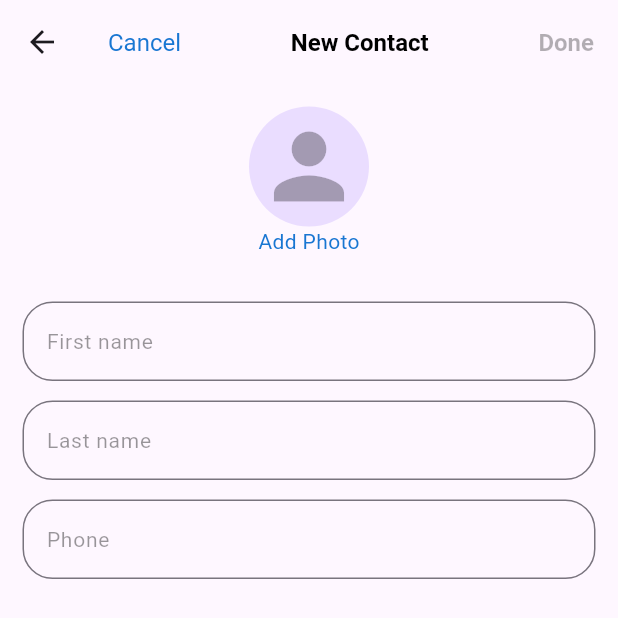
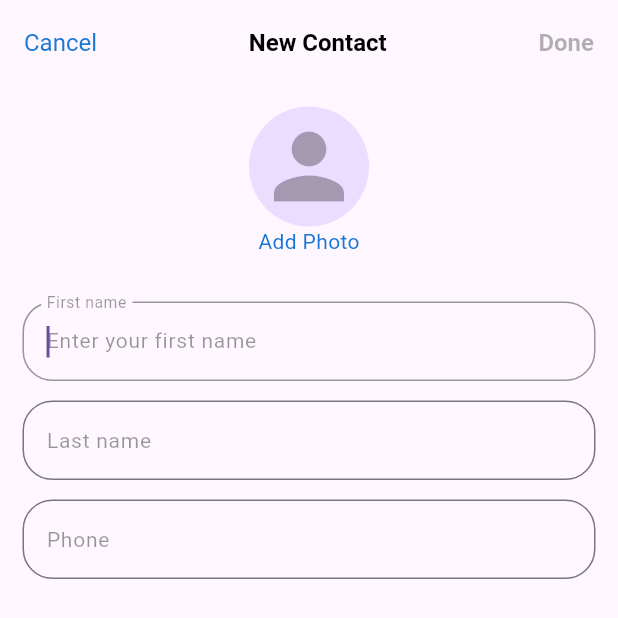
Before and after one commit to Manasvi-Munjani/Contact_App, a Flutter app: the AddContact screen opened directly, on a phone screen of 412 x 824 dp. Shown: the top 618 px of the screen. Run offline on Flutter 3.47's test engine with Material 3 defaults, Android fonts, the phone set to English and light mode, and no system bars; our stand-ins replace get, image_picker.

```diff
--- a/lib/main.dart
+++ b/lib/main.dart
@@ -15,7 +15,7 @@ class MyApp extends StatelessWidget {
     return const GetMaterialApp(
       debugShowCheckedModeBanner: false,
       title: 'Contacts App',
-      home: AddContact(),
+      home: ContactsScreen(),
     );
   }
 }
--- a/lib/screens/add_contact.dart
+++ b/lib/screens/add_contact.dart
@@ -11,18 +11,26 @@ class AddContact extends StatelessWidget {
   @override
   Widget build(BuildContext context) {
     final ContactController contactController = Get.put(ContactController());
+    WidgetsBinding.instance.addPostFrameCallback((_) {
+      contactController.firstNameFocusNode.requestFocus();
+    });
 
     return Scaffold(
       appBar: AppBar(
+        backgroundColor: Colors.transparent,
+        automaticallyImplyLeading: false,
         title: Row(
           mainAxisAlignment: MainAxisAlignment.spaceBetween,
           children: [
-            const Text(
+            GestureDetector(
+              onTap: () => Get.back(),
+              child: const Text(
                 'Cancel',
                 style: TextStyle(
                   color: AppColorConst.appBlue,
                   fontWeight: FontWeight.w400,
                   fontSize: 16,
+                ),
               ),
             ),
             const Text(
@@ -51,32 +59,59 @@ class AddContact extends StatelessWidget {
           ],
         ),
       ),
-      body: SingleChildScrollView(
+      body: LayoutBuilder(
+        builder: (context, constraints) {
+          return ConstrainedBox(
+            constraints: BoxConstraints(minHeight: constraints.maxHeight),
+            child: IntrinsicHeight(
+              child: Form(
+                key: contactController.formkey,
                 child: Padding(
                   padding: const EdgeInsets.all(15),
                   child: Column(
                     mainAxisAlignment: MainAxisAlignment.center,
                     children: [
-              Obx(
+                      GestureDetector(
+                        onTap: () => contactController.pickImage(),
+                        child: Obx(
                           () => CircleAvatar(
                             radius: 40,
-                  child: contactController.inItial.value.isEmpty
-                      ?  Icon(
-                          Icons.person,
-                          color: AppColorConst.appBlack.withOpacity(0.3),
-                          size: 70,
-                        )
-                      : Text(
+                            backgroundImage: contactController.webImage.value !=
+                                    null
+                                ? MemoryImage(contactController.webImage.value!)
+                                : contactController.fileImage.value != null
+                                    ? FileImage(
+                                        contactController.fileImage.value!)
+                                    : null,
+                            child: (contactController.webImage.value == null &&
+                                    contactController.fileImage.value == null)
+                                ? (contactController.inItial.value.isNotEmpty
+                                    ? Text(
                                         contactController.inItial.value,
                                         style: TextStyle(
                                           fontSize: 16,
                                           fontWeight: FontWeight.w600,
-                            color: AppColorConst.appBlack.withOpacity(0.4),
+                                          color: AppColorConst.appBlack
+                                              .withOpacity(0.4),
+                                        ),
+                                      )
+                                    : Icon(
+                                        Icons.person,
+                                        color: AppColorConst.appBlack
+                                            .withOpacity(0.3),
+                                        size: 70,
+                                      ))
+                                : null,
                           ),
                         ),
                       ),
-              ),
-              const Text(
+                      Expanded(
+                        child: SingleChildScrollView(
+                          child:  Column(
+
+                            children: [
+
+                              Text(
                                 'Add Photo',
                                 style: TextStyle(
                                   color: AppColorConst.appBlue,
@@ -89,6 +124,7 @@ class AddContact extends StatelessWidget {
                                 labelText: 'First name',
                                 hintText: 'Enter your first name',
                                 controller: contactController.firstNameController,
+                                focusNode: contactController.firstNameFocusNode,
                               ),
                               const SizedBox(height: 13),
                               AppTextfield(
@@ -107,6 +143,15 @@ class AddContact extends StatelessWidget {
                           ),
                         ),
                       ),
+
+                    ],
+                  ),
+                ),
+              ),
+            ),
+          );
+        },
+      ),
     );
   }
 }
--- a/lib/screens/contacts_screen.dart
+++ b/lib/screens/contacts_screen.dart
@@ -3,7 +3,6 @@ import 'package:contact_app/constant/app_image_const.dart';
 import 'package:contact_app/screens/add_contact.dart';
 import 'package:flutter/material.dart';
 import 'package:get/get.dart';
-import 'package:get/get_core/src/get_main.dart';
 
 class ContactsScreen extends StatelessWidget {
   const ContactsScreen({super.key});
--- a/lib/widgets/app_textfield.dart
+++ b/lib/widgets/app_textfield.dart
@@ -4,6 +4,7 @@ import 'package:flutter/material.dart';
 class AppTextfield extends StatelessWidget {
   final String labelText;
   final String hintText;
+  final FocusNode? focusNode;
   final TextEditingController controller;
   final String? Function(String?)? validator;
 
@@ -11,6 +12,7 @@ class AppTextfield extends StatelessWidget {
     super.key,
     required this.labelText,
     required this.hintText,
+    this.focusNode,
     required this.controller,
     this.validator,
   });
@@ -24,7 +26,9 @@ class AppTextfield extends StatelessWidget {
         fontSize: 14,
       ),
       controller: controller,
+      focusNode: focusNode,
       decoration: InputDecoration(
+
         hintText: hintText,
         hintStyle: TextStyle(
           color: AppColorConst.appBlack.withOpacity(0.4),
@@ -50,6 +54,7 @@ class AppTextfield extends StatelessWidget {
             color: AppColorConst.appBlack.withOpacity(0.4),
           ),
         ),
+
       ),
       validator: validator,
     );
--- a/pubspec.yaml
+++ b/pubspec.yaml
@@ -31,6 +31,12 @@ dependencies:
   flutter:
     sdk: flutter
   get: ^4.7.2
+  file_picker: ^8.3.2
+  image_picker: ^1.1.2
+  http: ^1.4.0
+  path: ^1.9.0
+  mime: ^2.0.0
+  universal_io: ^2.2.2
 
 
   # The following adds the Cupertino Icons font to your application.
```
Also changed, not shown: lib/constant/app_image_const.dart (+1 -6 lines), lib/controllers/contact_controller.dart (+85 -1 lines), pubspec.lock, 5 other files. Lines whose indentation alone changed are shown as unchanged.
